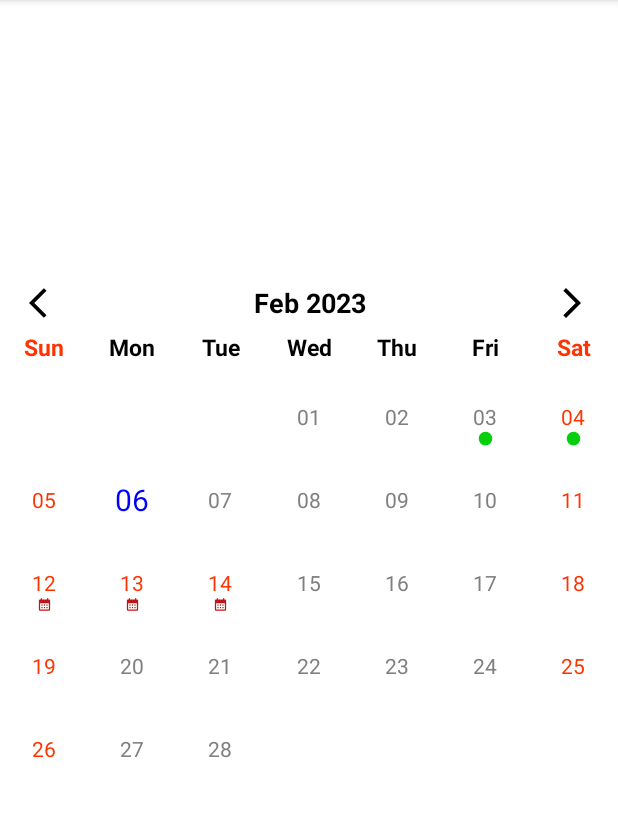
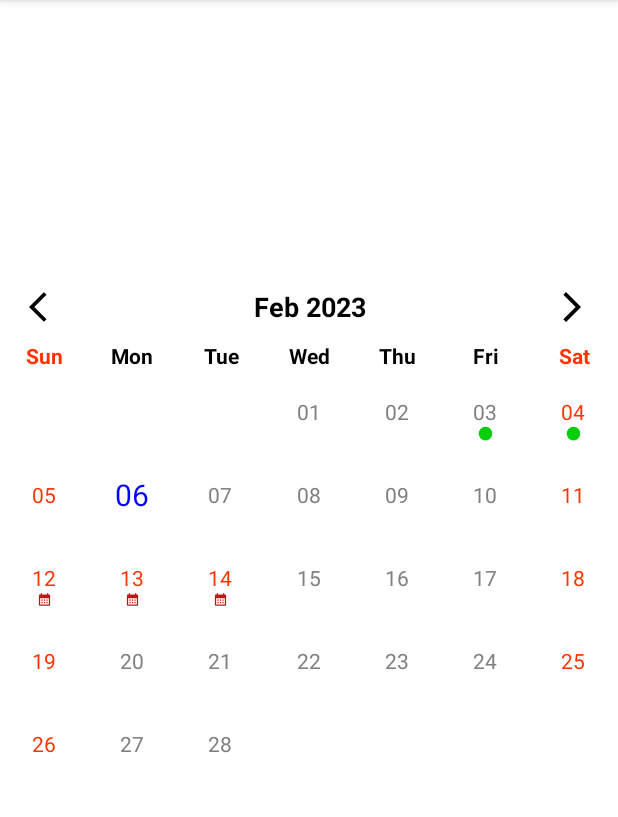
Before and after one commit to nhlynn/butterfly_calendar, an Android app: the screen it shows after launch (MainActivity), on a phone screen of 412 x 824 dp, the part 84-901 px from its top. Run offline under Robolectric (Android 15) with nearby library versions, the phone set to English and light mode, and no system bars.

Commit message:
-change calendar header

```diff
--- a/butterfly_calendar/src/main/res/layout/butterfly_calendar.xml
+++ b/butterfly_calendar/src/main/res/layout/butterfly_calendar.xml
@@ -1,24 +1,18 @@
 <?xml version="1.0" encoding="utf-8"?>
-<androidx.appcompat.widget.LinearLayoutCompat xmlns:android="http://schemas.android.com/apk/res/android"
+<androidx.constraintlayout.widget.ConstraintLayout xmlns:android="http://schemas.android.com/apk/res/android"
     xmlns:app="http://schemas.android.com/apk/res-auto"
     xmlns:tools="http://schemas.android.com/tools"
     android:layout_width="match_parent"
-    android:layout_height="match_parent"
-    android:orientation="vertical">
-
-    <androidx.constraintlayout.widget.ConstraintLayout
-        android:layout_width="match_parent"
-        android:layout_height="wrap_content">
+    android:layout_height="match_parent">
 
     <androidx.appcompat.widget.AppCompatImageButton
         android:id="@+id/btn_previous"
         android:layout_width="30dp"
         android:layout_height="30dp"
-            android:layout_gravity="center"
         android:layout_marginStart="16dp"
         android:background="?attr/selectableItemBackgroundBorderless"
         android:contentDescription="@string/sat"
-            android:padding="4dp"
+        android:padding="3dp"
         android:src="@drawable/ic_previous"
         app:layout_constraintStart_toStartOf="parent"
         app:layout_constraintTop_toTopOf="parent" />
@@ -38,15 +32,15 @@
         app:layout_constraintStart_toEndOf="@+id/btn_previous"
         app:layout_constraintTop_toTopOf="@+id/btn_previous" />
 
+
     <androidx.appcompat.widget.AppCompatImageButton
         android:id="@+id/btn_next"
         android:layout_width="30dp"
         android:layout_height="30dp"
-            android:layout_gravity="center"
         android:layout_marginEnd="16dp"
         android:background="?attr/selectableItemBackgroundBorderless"
         android:contentDescription="@string/sat"
-            android:padding="4dp"
+        android:padding="3dp"
         android:src="@drawable/ic_next"
         app:layout_constraintEnd_toEndOf="parent"
         app:layout_constraintTop_toTopOf="parent" />
@@ -55,11 +49,11 @@
         android:id="@+id/lbl_sun"
         android:layout_width="0dp"
         android:layout_height="wrap_content"
-            android:layout_marginTop="4dp"
+        android:layout_marginTop="8dp"
         android:gravity="center"
         android:text="@string/sun"
         android:textColor="@color/black"
-            android:textSize="15sp"
+        android:textSize="14sp"
         android:textStyle="bold"
         app:layout_constraintEnd_toStartOf="@+id/lbl_mon"
         app:layout_constraintStart_toStartOf="parent"
@@ -69,11 +63,11 @@
         android:id="@+id/lbl_mon"
         android:layout_width="0dp"
         android:layout_height="wrap_content"
-            android:layout_marginTop="4dp"
+        android:layout_marginTop="8dp"
         android:gravity="center"
         android:text="@string/mon"
         android:textColor="@color/black"
-            android:textSize="15sp"
+        android:textSize="14sp"
         android:textStyle="bold"
         app:layout_constraintEnd_toStartOf="@+id/lbl_tue"
         app:layout_constraintStart_toEndOf="@+id/lbl_sun"
@@ -83,11 +77,11 @@
         android:id="@+id/lbl_tue"
         android:layout_width="0dp"
         android:layout_height="wrap_content"
-            android:layout_marginTop="4dp"
+        android:layout_marginTop="8dp"
         android:gravity="center"
         android:text="@string/tue"
         android:textColor="@color/black"
-            android:textSize="15sp"
+        android:textSize="14sp"
         android:textStyle="bold"
         app:layout_constraintEnd_toStartOf="@+id/lbl_wed"
         app:layout_constraintStart_toEndOf="@+id/lbl_mon"
@@ -97,11 +91,11 @@
         android:id="@+id/lbl_wed"
         android:layout_width="0dp"
         android:layout_height="wrap_content"
-            android:layout_marginTop="4dp"
+        android:layout_marginTop="8dp"
         android:gravity="center"
         android:text="@string/wed"
         android:textColor="@color/black"
-            android:textSize="15sp"
+        android:textSize="14sp"
         android:textStyle="bold"
         app:layout_constraintEnd_toStartOf="@+id/lbl_thu"
         app:layout_constraintStart_toEndOf="@+id/lbl_tue"
@@ -111,11 +105,11 @@
         android:id="@+id/lbl_thu"
         android:layout_width="0dp"
         android:layout_height="wrap_content"
-            android:layout_marginTop="4dp"
+        android:layout_marginTop="8dp"
         android:gravity="center"
         android:text="@string/thu"
         android:textColor="@color/black"
-            android:textSize="15sp"
+        android:textSize="14sp"
         android:textStyle="bold"
         app:layout_constraintEnd_toStartOf="@+id/lbl_fri"
         app:layout_constraintStart_toEndOf="@+id/lbl_wed"
@@ -125,11 +119,11 @@
         android:id="@+id/lbl_fri"
         android:layout_width="0dp"
         android:layout_height="wrap_content"
-            android:layout_marginTop="4dp"
+        android:layout_marginTop="8dp"
         android:gravity="center"
         android:text="@string/fri"
         android:textColor="@color/black"
-            android:textSize="15sp"
+        android:textSize="14sp"
         android:textStyle="bold"
         app:layout_constraintEnd_toStartOf="@+id/lbl_sat"
         app:layout_constraintStart_toEndOf="@+id/lbl_thu"
@@ -139,29 +133,25 @@
         android:id="@+id/lbl_sat"
         android:layout_width="0dp"
         android:layout_height="wrap_content"
-            android:layout_marginTop="4dp"
+        android:layout_marginTop="8dp"
         android:gravity="center"
         android:text="@string/sat"
         android:textColor="@color/black"
-            android:textSize="15sp"
+        android:textSize="14sp"
         android:textStyle="bold"
         app:layout_constraintEnd_toEndOf="parent"
         app:layout_constraintStart_toEndOf="@+id/lbl_fri"
         app:layout_constraintTop_toBottomOf="@+id/btn_previous" />
 
-
-    </androidx.constraintlayout.widget.ConstraintLayout>
-
     <androidx.recyclerview.widget.RecyclerView
         android:id="@+id/rv_date"
-        android:layout_width="match_parent"
-        android:layout_height="match_parent"
-        android:layout_marginTop="8dp"
+        android:layout_width="0dp"
+        android:layout_height="wrap_content"
         android:clipToPadding="false"
+        android:isScrollContainer="false"
         app:layoutManager="androidx.recyclerview.widget.GridLayoutManager"
         app:layout_constraintEnd_toEndOf="parent"
         app:layout_constraintStart_toStartOf="parent"
         app:layout_constraintTop_toBottomOf="@+id/lbl_sun"
-        tools:itemCount="10"
         tools:listitem="@layout/calendar_cell" />
-</androidx.appcompat.widget.LinearLayoutCompat>
+</androidx.constraintlayout.widget.ConstraintLayout>
```
Lines whose indentation alone changed are shown as unchanged.
